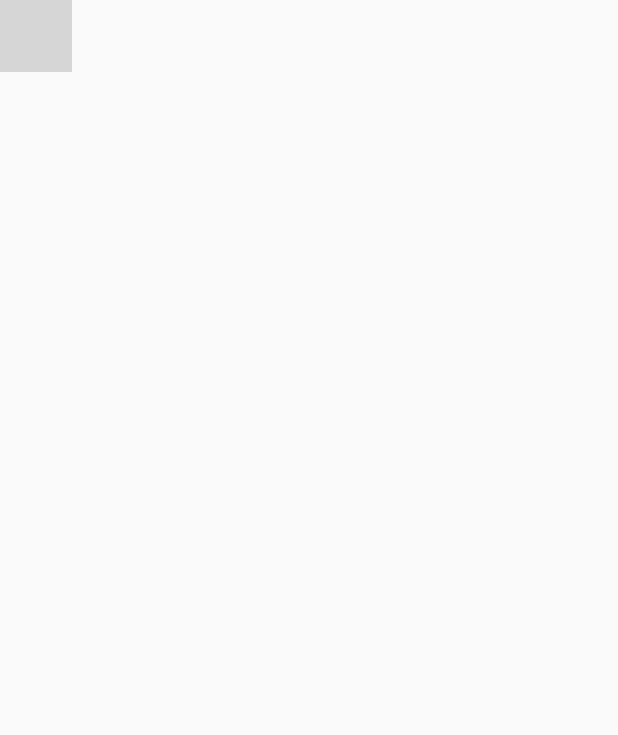
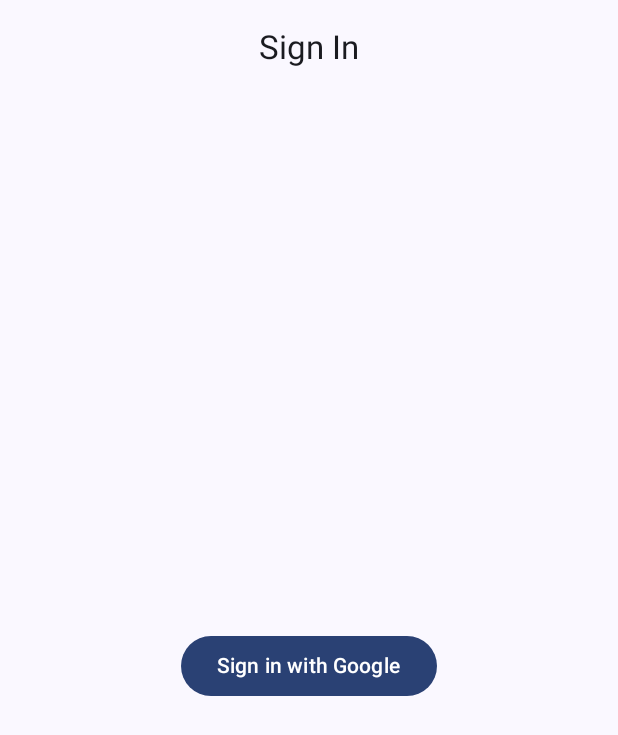
Before and after one commit to LeonardoFettucciari/MACC, an Android app built with Jetpack Compose: the screen it shows after launch (MainActivity), on a phone screen of 412 x 824 dp. Shown: the top 735 px of the screen. Run offline under Robolectric (Android 15) with nearby library versions, the phone set to English and light mode, and no system bars; our stand-ins replace Dagger/Hilt's generated code, Firebase (no records; nobody signed in at launch, a user with empty details on screens opened directly); grey boxes are pictures that could not be loaded.

Commit message:
Added Google Sign-In with Firebase Auth

```diff
--- a/app/build.gradle.kts
+++ b/app/build.gradle.kts
@@ -63,6 +63,7 @@
     implementation(libs.google.maps.compose)
     implementation(libs.google.play.services.maps)
     implementation(libs.google.play.services.location)
+    implementation(libs.google.play.services.auth)
     implementation(libs.google.places)
     implementation(libs.dagger.hilt.android)
     implementation(libs.hilt.navigation.compose)
--- a/app/src/main/java/com/example/macc2025/MainActivity.kt
+++ b/app/src/main/java/com/example/macc2025/MainActivity.kt
@@ -5,7 +5,10 @@
 import androidx.activity.compose.setContent
 import androidx.activity.enableEdgeToEdge
 import com.example.macc2025.navigation.AppNavHost
+import com.example.macc2025.presentation.ui.LoginScreen
 import com.example.macc2025.presentation.ui.theme.MACC2025Theme
+import com.google.firebase.auth.FirebaseAuth
+import androidx.compose.runtime.*
 import dagger.hilt.android.AndroidEntryPoint
 
 @AndroidEntryPoint
@@ -17,8 +20,23 @@
         enableEdgeToEdge()
 
         setContent {
+            val auth = remember { FirebaseAuth.getInstance() }
+            var user by remember { mutableStateOf(auth.currentUser) }
+
+            DisposableEffect(Unit) {
+                val listener = FirebaseAuth.AuthStateListener { firebaseAuth ->
+                    user = firebaseAuth.currentUser
+                }
+                auth.addAuthStateListener(listener)
+                onDispose { auth.removeAuthStateListener(listener) }
+            }
+
             MACC2025Theme {
-                AppNavHost()
+                if (user != null) {
+                    AppNavHost()
+                } else {
+                    LoginScreen()
+                }
             }
         }
     }
--- /dev/null
+++ b/app/src/main/java/com/example/macc2025/presentation/ui/LoginScreen.kt
@@ -0,0 +1,71 @@
+package com.example.macc2025.presentation.ui
+
+import androidx.activity.compose.rememberLauncherForActivityResult
+import androidx.activity.result.contract.ActivityResultContracts
+import androidx.compose.foundation.layout.*
+import androidx.compose.material3.Button
+import androidx.compose.material3.CenterAlignedTopAppBar
+import androidx.compose.material3.ExperimentalMaterial3Api
+import androidx.compose.material3.MaterialTheme
+import androidx.compose.material3.Scaffold
+import androidx.compose.material3.Text
+import androidx.compose.runtime.*
+import androidx.compose.ui.Alignment
+import androidx.compose.ui.Modifier
+import androidx.compose.ui.platform.LocalContext
+import androidx.compose.ui.unit.dp
+import com.example.macc2025.R
+import com.google.android.gms.auth.api.signin.GoogleSignIn
+import com.google.android.gms.auth.api.signin.GoogleSignInOptions
+import com.google.android.gms.common.api.ApiException
+import com.google.firebase.auth.FirebaseAuth
+import com.google.firebase.auth.GoogleAuthProvider
+
+@OptIn(ExperimentalMaterial3Api::class)
+@Composable
+fun LoginScreen() {
+    val context = LocalContext.current
+    var errorMessage by remember { mutableStateOf<String?>(null) }
+
+    val launcher = rememberLauncherForActivityResult(
+        ActivityResultContracts.StartActivityForResult()
+    ) { result ->
+        val task = GoogleSignIn.getSignedInAccountFromIntent(result.data)
+        try {
+            val account = task.getResult(ApiException::class.java)
+            val credential = GoogleAuthProvider.getCredential(account.idToken, null)
+            FirebaseAuth.getInstance().signInWithCredential(credential)
+                .addOnFailureListener { errorMessage = it.localizedMessage }
+        } catch (e: Exception) {
+            errorMessage = e.localizedMessage
+        }
+    }
+
+    val signIn = {
+        val gso = GoogleSignInOptions.Builder(GoogleSignInOptions.DEFAULT_SIGN_IN)
+            .requestIdToken(context.getString(R.string.default_web_client_id))
+            .requestEmail()
+            .build()
+        val client = GoogleSignIn.getClient(context, gso)
+        launcher.launch(client.signInIntent)
+    }
+
+    Scaffold(
+        topBar = { CenterAlignedTopAppBar(title = { Text("Sign In") }) }
+    ) { inner ->
+        Column(
+            modifier = Modifier
+                .fillMaxSize()
+                .padding(inner)
+                .padding(16.dp),
+            horizontalAlignment = Alignment.CenterHorizontally,
+            verticalArrangement = Arrangement.Center
+        ) {
+            Button(onClick = signIn) { Text("Sign in with Google") }
+            errorMessage?.let {
+                Spacer(Modifier.height(8.dp))
+                Text(it, color = MaterialTheme.colorScheme.error)
+            }
+        }
+    }
+}
--- a/gradle/libs.versions.toml
+++ b/gradle/libs.versions.toml
@@ -12,6 +12,7 @@
 mapsCompose = "2.11.4"
 playServicesMaps = "18.2.0"
 playServicesLocation = "21.2.0"
+playServicesAuth = "21.3.0"
 places = "3.5.0"
 camerax = "1.3.2"
 cameraxView = "1.3.2"
@@ -43,6 +44,7 @@
 google-maps-compose = { group = "com.google.maps.android", name = "maps-compose", version.ref = "mapsCompose" }
 google-play-services-maps = { group = "com.google.android.gms", name = "play-services-maps", version.ref = "playServicesMaps" }
 google-play-services-location = { group = "com.google.android.gms", name = "play-services-location", version.ref = "playServicesLocation" }
+google-play-services-auth = { group = "com.google.android.gms", name = "play-services-auth", version.ref = "playServicesAuth" }
 google-places = { group = "com.google.android.libraries.places", name = "places", version.ref = "places" }
 androidx-camera-core = { group = "androidx.camera", name = "camera-core", version.ref = "camerax" }
 androidx-camera-camera2 = { group = "androidx.camera", name = "camera-camera2", version.ref = "camerax" }
```
Also changed, not shown: 1 other file.
